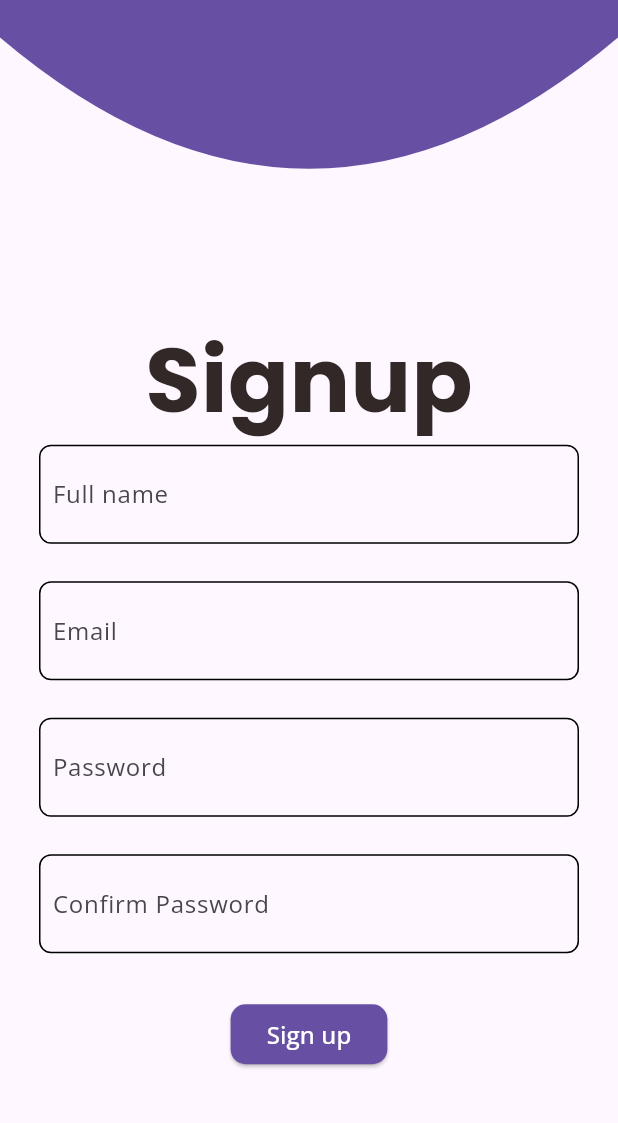
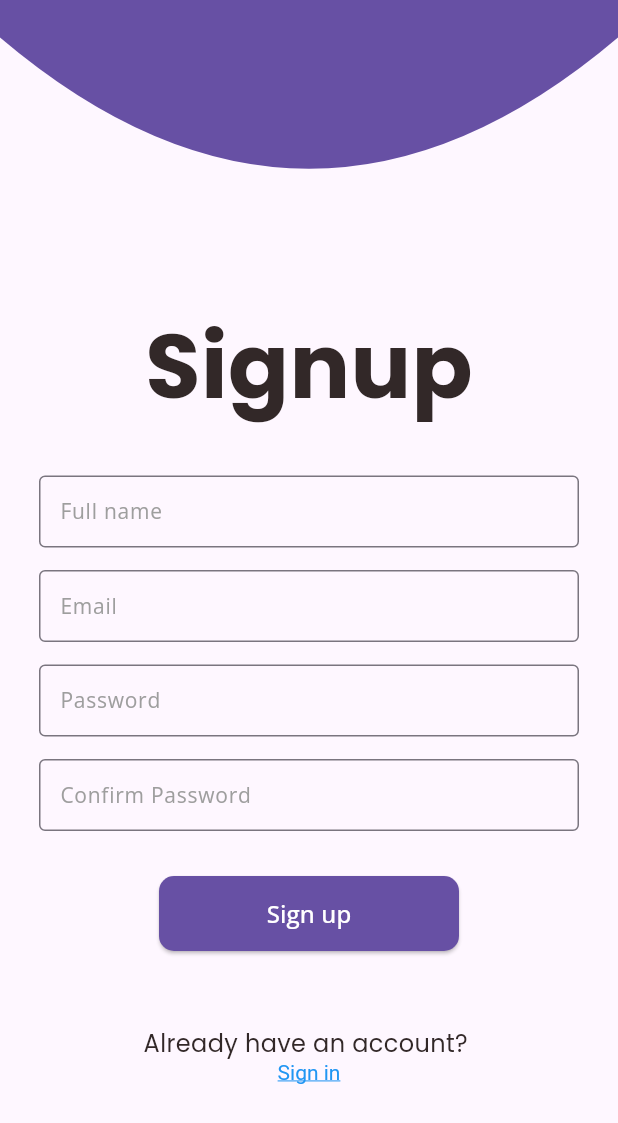
Before and after one commit to Son-OfAnton/campus-bulletin-app, a Flutter app: the Signup screen opened by its route, on a phone screen of 412 x 824 dp. Shown: the top 1123 px of the screen. Run offline on Flutter 3.47's test engine with Material 3 defaults, Android fonts, the phone set to English and light mode, and no system bars; our stand-ins replace font_awesome_flutter, google_fonts.

Commit message:
made amendments to login and signup

```diff
--- a/frontend/lib/components/Button.dart
+++ b/frontend/lib/components/Button.dart
@@ -2,12 +2,18 @@ import 'package:flutter/material.dart';
 
 class Button extends StatelessWidget {
   final String btnText;
-  Button({required this.btnText});
+  final double bottomMargin;
+
+  Button(this.btnText, this.bottomMargin);
+
   @override
   Widget build(BuildContext context) {
-    return Container(
-      width: double.infinity,
-      child: Center(
+    return Center(
+      child: Container(
+        margin: EdgeInsets.only(bottom: bottomMargin),
+        child: SizedBox(
+          width: 200,
+          height: 50,
           child: ElevatedButton(
             onPressed: () {
               // Add your button click logic here
@@ -21,7 +27,10 @@ class Button extends StatelessWidget {
             child: Text(
               btnText,
               style: TextStyle(
-                fontSize: 16, color: Colors.white),
+                fontSize: 16,
+                color: Colors.white,
+              ),
+            ),
           ),
         ),
       ),
--- a/frontend/lib/components/TextField.dart
+++ b/frontend/lib/components/TextField.dart
@@ -1,34 +1,36 @@
 import 'package:flutter/material.dart';
 
-class CustomTextField extends StatelessWidget {
+class CustomTextField extends StatefulWidget {
   final String hintText;
   final double bottomMargin;
 
   const CustomTextField({
+    Key? key,
     required this.hintText,
     required this.bottomMargin,
-  });
+  }) : super(key: key);
 
+  @override
+  _CustomTextFieldState createState() => _CustomTextFieldState();
+}
+
+class _CustomTextFieldState extends State<CustomTextField> {
   @override
   Widget build(BuildContext context) {
     return Column(
       children: [
         Container(
-          margin: EdgeInsets.only(bottom: bottomMargin),
-          padding: EdgeInsets.all(8),
-          decoration: BoxDecoration(
-            border: Border.all(color: Colors.black),
-            borderRadius: BorderRadius.circular(8),
-          ),
+          margin: EdgeInsets.only(bottom: widget.bottomMargin),
           child: TextField(
             decoration: InputDecoration(
-              hintText: hintText,
-              border: InputBorder.none,
-              contentPadding: EdgeInsets.symmetric(vertical: 0),
+              contentPadding:
+                  EdgeInsets.symmetric(vertical: 10, horizontal: 10),
+              border: OutlineInputBorder(),
+              labelText: widget.hintText,
+              labelStyle: TextStyle(fontSize: 14, color: Colors.grey),
             ),
           ),
         ),
-        SizedBox(height: 10),
       ],
     );
   }
--- a/frontend/lib/pages/signup.dart
+++ b/frontend/lib/pages/signup.dart
@@ -2,6 +2,8 @@ import 'package:flutter/material.dart';
 import '../components/TextField.dart';
 import '../components/CustomAppBar.dart';
 import '../components/Button.dart';
+import 'login.dart';
+
 class Signup extends StatelessWidget {
   const Signup({super.key});
 
@@ -15,6 +17,10 @@ class Signup extends StatelessWidget {
           child: Column(
             mainAxisAlignment: MainAxisAlignment.center,
             children: [
+              Container(
+                margin:
+                    EdgeInsets.only(bottom: 30),
+                child:
               Text(
                 "Signup",
                 style: TextStyle(
@@ -23,7 +29,7 @@ class Signup extends StatelessWidget {
                   fontSize: 60,
                   fontWeight: FontWeight.bold,
                 ),
-              ),
+              ),),
               // First TextField as a box
               CustomTextField(
                 hintText: 'Full name',
@@ -42,11 +48,43 @@ class Signup extends StatelessWidget {
               ),
               CustomTextField(
                 hintText: 'Confirm Password',
-                bottomMargin: 20.0,
+                bottomMargin: 30.0,
               ),
 
               Button(
-                btnText: "Sign up",
+                 "Sign up",
+                 50.0
+              ),
+              Column(
+                children: [
+                  Text(
+                    "Already have an account? ",
+                    style: TextStyle(
+                      color: Color(0xFF322828),
+                      fontFamily: 'Poppins',
+                      fontSize: 16,
+                    ),
+                  ),
+                  GestureDetector(
+                    onTap: () {
+                      Navigator.push(
+                        context,
+                        MaterialPageRoute(
+                            builder: (context) =>
+                                Login()),
+                      );
+                    },
+                    child: RichText(
+                      text: TextSpan(
+                        text: "Sign in",
+                        style: TextStyle(
+                          color: Colors.blue,
+                          decoration: TextDecoration.underline,
+                        ),
+                      ),
+                    ),
+                  ),
+                ],
               )
             ],
           ),
```
Also changed, not shown: frontend/lib/pages/login.dart (+39 -7 lines). Lines whose indentation alone changed are shown as unchanged.
